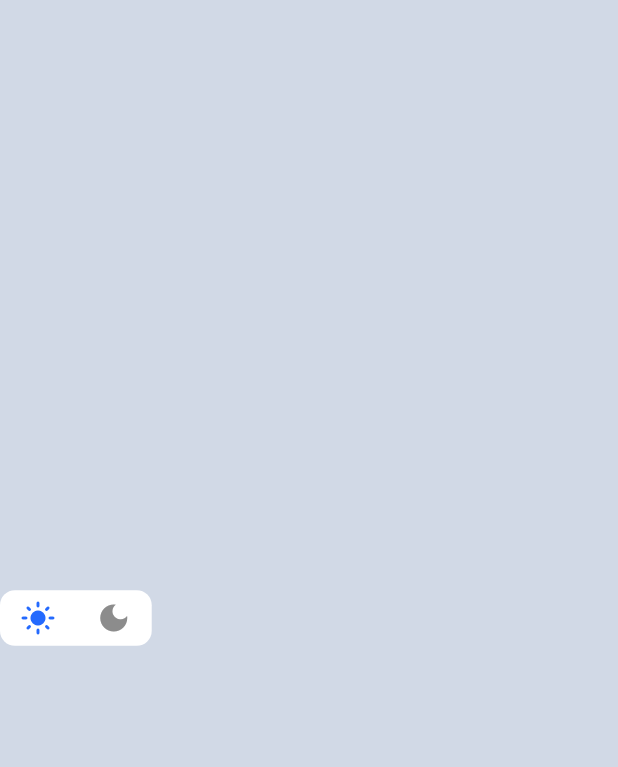
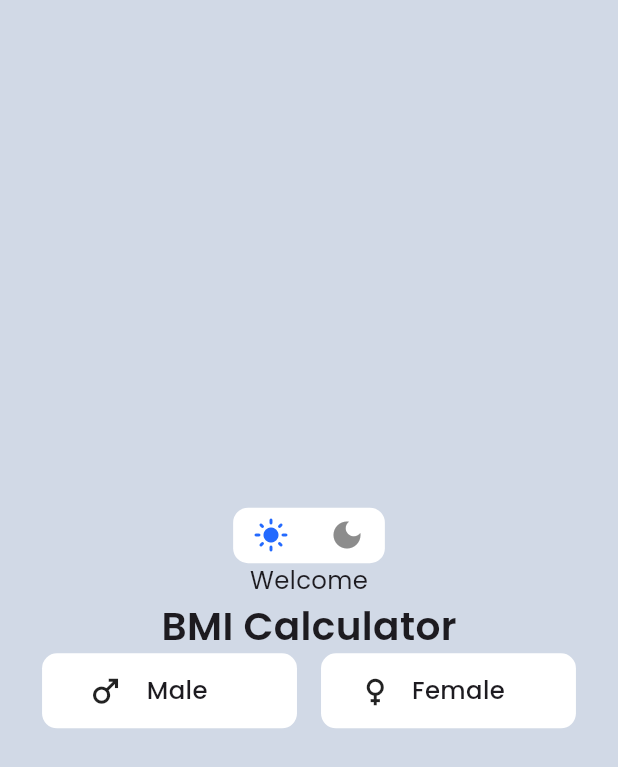
Before and after one commit to MAHMOUDELSAYED7/Body-Metrics, a Flutter app: the screen it shows after launch, on a phone screen of 412 x 824 dp. Shown: the top 767 px of the screen. Run offline on Flutter 3.47's test engine with Material 3 defaults, Android fonts, the phone set to English and light mode, and no system bars; our stand-ins replace flutter_screenutil.

Commit message:
build gender card

```diff
--- a/lib/view/operation.dart
+++ b/lib/view/operation.dart
@@ -1,6 +1,9 @@
 import 'package:bmi_calculator/constant/color.dart';
+import 'package:bmi_calculator/widgets/custom_text.dart';
 import 'package:flutter/material.dart';
 import 'package:flutter_screenutil/flutter_screenutil.dart';
+import '../widgets/color_switch.dart';
+import '../widgets/gender_card.dart';
 
 class OperationScreen extends StatelessWidget {
   const OperationScreen({super.key});
@@ -9,42 +12,30 @@ class OperationScreen extends StatelessWidget {
   Widget build(BuildContext context) {
     return Scaffold(
       backgroundColor: MyColors.silver,
-      body: Column(
-        mainAxisAlignment: MainAxisAlignment.center,
-        children: [
-          ColorModeSwitch()
-        ],
+      body: Padding(
+        padding: EdgeInsets.symmetric(horizontal: 20.w),
+        child: const Column(
+          mainAxisAlignment: MainAxisAlignment.center,
+          children: [
+            ColorModeSwitch(),
+            CustomText(
+              "Welcome",
+              fontSize: 15,
+            ),
+            CustomText(
+              "BMI Calculator",
+              fontSize: 24,
+              fontWeight: FontWeight.w600,
+            ),
+            Row(
+              children: [
+                GenderCard(title: "Male", iconData: Icons.male),
+                GenderCard(title: "Female", iconData: Icons.female),
+              ],
+            )
+          ],
+        ),
       ),
     );
   }
 }
-
-class ColorModeSwitch extends StatelessWidget {
-  const ColorModeSwitch({
-    super.key,
-  });
-
-  @override
-  Widget build(BuildContext context) {
-    return Container(
-      height: 37.w,
-      width: 101.w,
-      decoration: BoxDecoration(
-          color: MyColors.white,
-          borderRadius: BorderRadius.circular(10.w)),
-      child: const Row(
-        mainAxisAlignment: MainAxisAlignment.spaceAround,
-        children: [
-          Icon(
-            Icons.light_mode,
-            color: MyColors.blue,
-          ),
-          Icon(
-            Icons.dark_mode,
-            color: MyColors.grey,
-          )
-        ],
-      ),
-    );
-  }
-}
--- /dev/null
+++ b/lib/widgets/color_switch.dart
@@ -0,0 +1,34 @@
+
+import 'package:flutter/material.dart';
+import 'package:flutter_screenutil/flutter_screenutil.dart';
+
+import '../constant/color.dart';
+
+class ColorModeSwitch extends StatelessWidget {
+  const ColorModeSwitch({
+    super.key,
+  });
+
+  @override
+  Widget build(BuildContext context) {
+    return Container(
+      height: 37.w,
+      width: 101.w,
+      decoration: BoxDecoration(
+          color: MyColors.white, borderRadius: BorderRadius.circular(10.w)),
+      child: const Row(
+        mainAxisAlignment: MainAxisAlignment.spaceAround,
+        children: [
+          Icon(
+            Icons.light_mode,
+            color: MyColors.blue,
+          ),
+          Icon(
+            Icons.dark_mode,
+            color: MyColors.grey,
+          )
+        ],
+      ),
+    );
+  }
+}
--- /dev/null
+++ b/lib/widgets/gender_card.dart
@@ -0,0 +1,53 @@
+import 'package:flutter/material.dart';
+import 'package:flutter_screenutil/flutter_screenutil.dart';
+
+import '../constant/color.dart';
+import 'custom_text.dart';
+
+class GenderCard extends StatelessWidget {
+  const GenderCard({
+    super.key,
+    required this.title,
+    this.onTap,
+    required this.iconData,
+  });
+  final String title;
+  final void Function()? onTap;
+  final IconData iconData;
+
+  @override
+  Widget build(BuildContext context) {
+    return Expanded(
+      child: InkWell(
+        onTap: onTap,
+        child: Container(
+          margin: EdgeInsets.symmetric(horizontal: 8.w),
+          alignment: Alignment.center,
+          height: 50.w,
+          decoration: BoxDecoration(
+              color: MyColors.white, borderRadius: BorderRadius.circular(10.w)),
+          child: Row(
+            children: [
+              const Spacer(
+                flex: 2,
+              ),
+              Icon(
+                iconData,
+                size: 25.w,
+              ),
+              const Spacer(),
+              CustomText(
+                title,
+                fontSize: 15,
+                fontWeight: FontWeight.w500,
+              ),
+              const Spacer(
+                flex: 4,
+              ),
+            ],
+          ),
+        ),
+      ),
+    );
+  }
+}
--- a/pubspec.yaml
+++ b/pubspec.yaml
@@ -32,6 +32,7 @@ dependencies:
   flutter:
     sdk: flutter
   flutter_screenutil: ^5.9.0
+  syncfusion_flutter_sliders: ^25.1.35
 
 dev_dependencies:
   flutter_lints: ^3.0.0
@@ -69,6 +70,5 @@ flutter:
           weight: 400
         - asset: assets/fonts/Poppins-SemiBold.ttf
           weight: 600
-  #
   # For details regarding fonts from package dependencies,
   # see https://flutter.dev/custom-fonts/#from-packages
```
